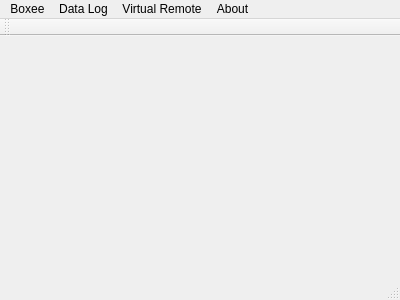
First picture: the form in gui/main_window.ui, repository raulcostajunior/boxee-simulator, before the edit.
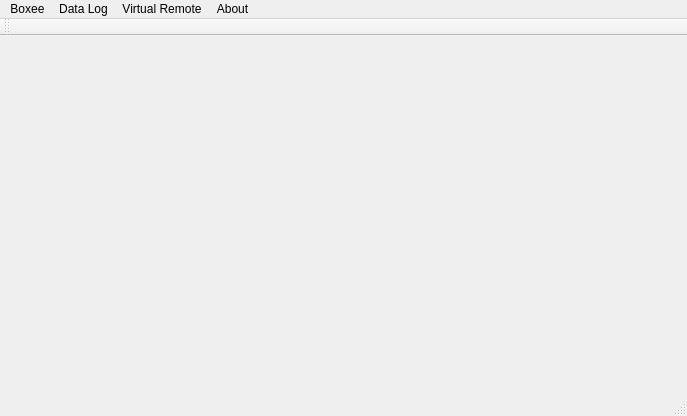
Second picture: the form after the edit.

Commit message: Increased default size of main window.

Patch:
```diff
--- a/gui/main_window.ui
+++ b/gui/main_window.ui
@@ -6,8 +6,8 @@
    <rect>
     <x>0</x>
     <y>0</y>
-    <width>400</width>
-    <height>300</height>
+    <width>687</width>
+    <height>416</height>
    </rect>
   </property>
   <property name="windowTitle">
@@ -19,7 +19,7 @@
     <rect>
      <x>0</x>
      <y>0</y>
-     <width>400</width>
+     <width>687</width>
      <height>22</height>
     </rect>
    </property>
```
